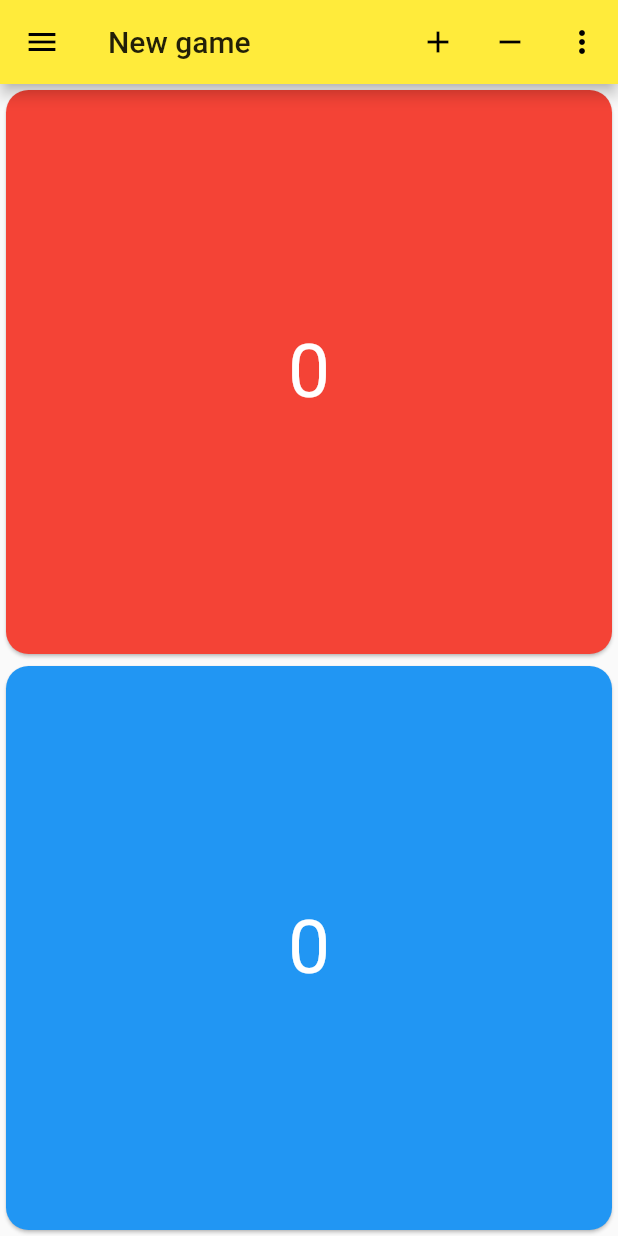
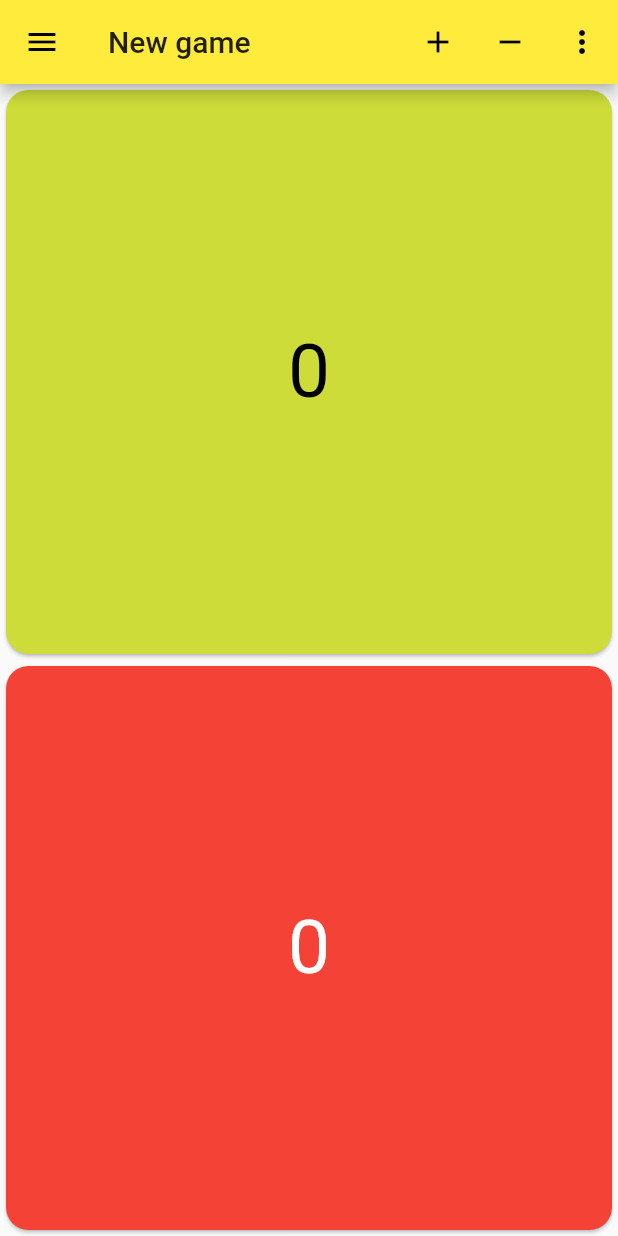
Before and after one commit to LeLuxNet/Vs, a Flutter app: the DrawerWidget widget shown alone on an empty page, opened directly, after a tap on "New game", after a tap on the "add" icon, on a phone screen of 412 x 824 dp. Run offline on Flutter 3.47's test engine with Material 2 defaults, Android fonts, the phone set to English and light mode, and no system bars; our stand-ins replace get_it, material_design_icons_flutter, sembast; missing offline and left inert: dart:ffi.

Commit message:
Multiple colors

```diff
--- a/i18n/de.json
+++ b/i18n/de.json
@@ -5,5 +5,6 @@
   "deleteGame": "Spiel löschen",
   "editGame": "Spiel bearbeiten",
   "newGame": "Neues Spiel",
-  "dangerousZone": "Gefähliche Zone"
+  "dangerousZone": "Gefähliche Zone",
+  "negativeAllowed": "Negative Zahlen erlaubt"
 }
--- a/i18n/en.json
+++ b/i18n/en.json
@@ -5,5 +5,6 @@
   "deleteGame": "Delete game",
   "editGame": "Edit game",
   "newGame": "New game",
-  "dangerousZone": "Dangerous zone"
+  "dangerousZone": "Dangerous zone",
+  "negativeAllowed": "Negative numbers allowed"
 }
--- a/lib/components/counter.dart
+++ b/lib/components/counter.dart
@@ -36,7 +36,7 @@ class _CounterWidgetState extends State<CounterWidget>
         shape: RoundedRectangleBorder(
           borderRadius: borderRadius,
         ),
-        color: widget.data.color,
+        color: widget.data.getColor(),
         child: Listener(
           onPointerUp: (PointerUpEvent e) {
             // Detect if the left or the right side has been taped
@@ -57,7 +57,11 @@ class _CounterWidgetState extends State<CounterWidget>
             onTap: () {},
             child: Center(
                 child: Text(widget.data.number.toString(),
-                    style: TextStyle(color: Colors.white, fontSize: 50))),
+                    style: TextStyle(
+                        color: _isLightBackground(widget.data.getColor())
+                            ? Colors.black
+                            : Colors.white,
+                        fontSize: 50))),
           ),
         ),
       ),
@@ -79,4 +83,8 @@ class _CounterWidgetState extends State<CounterWidget>
     _setVisible();
     return Expanded(child: getAnimation());
   }
+
+  bool _isLightBackground(Color color) {
+    return (color.red * 0.299 + color.green * 0.587 + color.blue * 0.114) > 186;
+  }
 }
--- a/lib/components/drawer.dart
+++ b/lib/components/drawer.dart
@@ -1,3 +1,7 @@
+import 'dart:ffi';
+import 'dart:wasm';
+
+import 'package:flutter/foundation.dart';
 import 'package:flutter/material.dart';
 import 'package:material_design_icons_flutter/material_design_icons_flutter.dart';
 import 'package:vs/models/game.dart';
@@ -7,9 +11,7 @@ import 'package:vs/services/localization.dart';
 import 'package:vs/services/service_locator.dart';
 
 class DrawerWidget extends StatefulWidget {
-  DataService _dataService = locator<DataService>();
-
-  DrawerWidget();
+  final DataService _dataService = locator<DataService>();
 
   @override
   _DrawerWidgetState createState() => _DrawerWidgetState();
@@ -23,44 +25,67 @@ class _DrawerWidgetState extends State<DrawerWidget> {
     _games = widget._dataService.getGames();
     _games.then((value) => print(
         "Available Games: " + value.map((v) => v.id).toList().toString()));
+    super.initState();
   }
 
   @override
   Widget build(BuildContext context) {
     return Drawer(
+        child: _getItemList());
+  }
+
+  Widget _getDrawerHead() {
+    return DrawerHeader(
+      child: Column(
+        crossAxisAlignment: CrossAxisAlignment.start,
+        children: <Widget>[
+          Text(_getAppName()),
+        ],
+      ),
+      decoration: BoxDecoration(color: Theme.of(context).primaryColor),
+    );
+  }
+
+  Widget _getItemList() {
+    return Expanded(
       child: FutureBuilder<List<Game>>(
           future: _games,
           builder: (context, snapshot) {
-              List<Widget> entries = [
-                DrawerHeader(
-                  child: Text(AppLocalizations.of(context).translate("appName")),
-                  decoration:
-                      BoxDecoration(color: Theme.of(context).primaryColor),
-                ),
-              ];
+            List<Widget> entries = [_getDrawerHead()];
             if (snapshot.hasData) {
-                snapshot.data.forEach((e) {
-                  entries.add(ListTile(
-                      leading: Icon(MdiIcons.fromString(
-                          "dice" + e.counter.length.toString())),
-                      title: Text(e.getName(AppLocalizations.of(context))),
+              snapshot.data.forEach((e) => entries.add(_getGameButton(e)));
+            }
+            entries.add(_getNewGameButton());
+            return ListView(padding: EdgeInsets.zero, children: entries);
+          }),
+    );
+  }
+
+  Widget _getGameButton(Game game) {
+    return ListTile(
+        leading:
+            Icon(MdiIcons.fromString("dice" + game.counter.length.toString())),
+        title: Text(game.getName(AppLocalizations.of(context))),
         onTap: () {
-                        Navigator.pushReplacementNamed(
-                            context, GameScreen.navigationName,
-                            arguments: Future.value(e));
-                      }));
+          Navigator.pushReplacementNamed(context, GameScreen.navigationName,
+              arguments: Future.value(game));
         });
   }
-              entries.add(ListTile(
+
+  Widget _getNewGameButton() {
+    return ListTile(
         leading: Icon(Icons.add),
-                  title:
-                      Text(AppLocalizations.of(context).translate("newGame")),
+        title: Text(AppLocalizations.of(context).translate("newGame")),
         onTap: () {
-                    Navigator.pushReplacementNamed(
-                        context, GameScreen.navigationName,
+          Navigator.pushReplacementNamed(context, GameScreen.navigationName,
               arguments: widget._dataService.createGame());
-                  }));
-              return ListView(padding: EdgeInsets.zero, children: entries);
-            }));
+        });
+  }
+
+  String _getAppName() {
+    if (kReleaseMode) {
+      return AppLocalizations.of(context).translate("appName");
+    }
+    return AppLocalizations.of(context).translate("appName") + " (Debug)";
   }
 }
--- a/lib/models/counter.dart
+++ b/lib/models/counter.dart
@@ -4,13 +4,19 @@ import 'game.dart';
 
 class Counter {
   int number;
-  Color color;
+  int color;
   Game game;
 
   Counter(this.number, this.color, this.game);
 
   Counter.fromMap(Game game, Map map)
-      : this(map["number"], Color(map["color"]), game);
+      : this(
+            map["number"],
+            // Backward compatible
+            map["color"] > Game.colors.length
+                ? Game.colors.indexWhere((e) => e.value == map["color"])
+                : map["color"],
+            game);
 
   add() {
     number++;
@@ -18,10 +24,15 @@ class Counter {
   }
 
   remove() {
-    if (number > 0) {
+    if (number > 0 || game.negativeAllowed) {
       number--;
       game.save();
     }
+  }
+
+  getColor() {
+    print(color);
+    return Game.colors[color];
   }
 
   reset() {
@@ -29,6 +40,6 @@ class Counter {
   }
 
   Map<String, dynamic> toMap() {
-    return {"number": number, "color": color.value};
+    return {"number": number, "color": color};
   }
 }
--- a/lib/models/game.dart
+++ b/lib/models/game.dart
@@ -1,3 +1,5 @@
+import 'dart:math';
+
 import 'package:flutter/material.dart';
 import 'package:vs/services/data_service.dart';
 import 'package:vs/services/localization.dart';
@@ -8,27 +10,37 @@ import 'counter.dart';
 class Game extends ChangeNotifier {
   static final List<Color> colors = [
     Colors.red,
+    Colors.pink,
+    Colors.purple,
     Colors.blue,
+    Colors.lightBlue[300],
+    Colors.lime,
     Colors.green,
-    Colors.yellow
+    Colors.orange,
+    Colors.yellow,
+    Colors.white,
+    Colors.black
   ];
+
+  final int maxPlayers = 4;
 
   int id;
   String name;
   List<Counter> counter;
+  bool negativeAllowed;
 
   DataService _dataService = locator<DataService>();
 
-  Game(this.id, this.name, this.counter);
+  Game(this.id, this.name, this.counter, this.negativeAllowed);
 
   factory Game.fromMap(int id, Map map) {
-    Game game = Game(id, map["name"], []);
+    Game game = Game(id, map["name"], [], map["negativeAllowed"] ?? false);
     game.counter =
         map["counter"].map<Counter>((e) => Counter.fromMap(game, e)).toList();
     return game;
   }
 
-  Game.simple() : this(-1, "", []);
+  Game.simple() : this(-1, "", [], false);
 
   String getName(AppLocalizations localizations) {
     if (name == "") {
@@ -38,16 +50,35 @@ class Game extends ChangeNotifier {
     return name;
   }
 
+  void setNegativeAllowed(bool value) {
+    counter.forEach((e) {
+      if(e.number < 0) {
+        e.number = 0;
+      }
+    });
+    negativeAllowed = value;
+  }
+
   restart() {
     counter.forEach((c) => c.reset());
   }
 
+  int _generateColor() {
+    List<int> freeColors = [];
+    for(int i = 0; i < colors.length; i++) {
+      freeColors.add(i);
+    }
+    counter.forEach((c) => freeColors.remove(c.color));
+    Random random = new Random();
+    return freeColors[random.nextInt(freeColors.length)];
+  }
+
   Counter _getCounter() {
-    return new Counter(0, colors[counter.length], this);
+    return new Counter(0, _generateColor(), this);
   }
 
   isAddCounter() {
-    return counter.length < colors.length;
+    return counter.length < maxPlayers;
   }
 
   _addCounter(int number) {
@@ -65,8 +96,8 @@ class Game extends ChangeNotifier {
   }
 
   bool isRemoveCounter() {
-    return counter.length > 1 ||
-        (counter.length == 1 && counter[0].number != 0);
+    // May some tests later
+    return true;
   }
 
   removeCounter() {
@@ -75,7 +106,9 @@ class Game extends ChangeNotifier {
       notifyListeners();
       save();
     } else if (counter.length == 1) {
-      counter.first.reset();
+      Counter first = counter.first;
+      first.color = _generateColor();
+      first.reset();
     }
   }
 
@@ -90,6 +123,6 @@ class Game extends ChangeNotifier {
   }
 
   Map<String, dynamic> toMap() {
-    return {"name": name, "counter": counter.map((e) => e.toMap())};
+    return {"name": name, "counter": counter.map((e) => e.toMap()), "negativeAllowed": negativeAllowed};
   }
 }
--- a/pubspec.yaml
+++ b/pubspec.yaml
@@ -11,7 +11,7 @@ description: Replace points and board game coins with Vs. and save annoying coun
 # In iOS, build-name is used as CFBundleShortVersionString while build-number used as CFBundleVersion.
 # Read more about iOS versioning at
 # https://developer.apple.com/library/archive/documentation/General/Reference/InfoPlistKeyReference/Articles/CoreFoundationKeys.html
-version: 0.2.0+5
+version: 0.2.1+6
 
 environment:
   sdk: ">=2.1.0 <3.0.0"
```
Also changed, not shown: lib/screens/game_settings_screen.dart (+15 -4 lines). Lines whose indentation alone changed are shown as unchanged.
